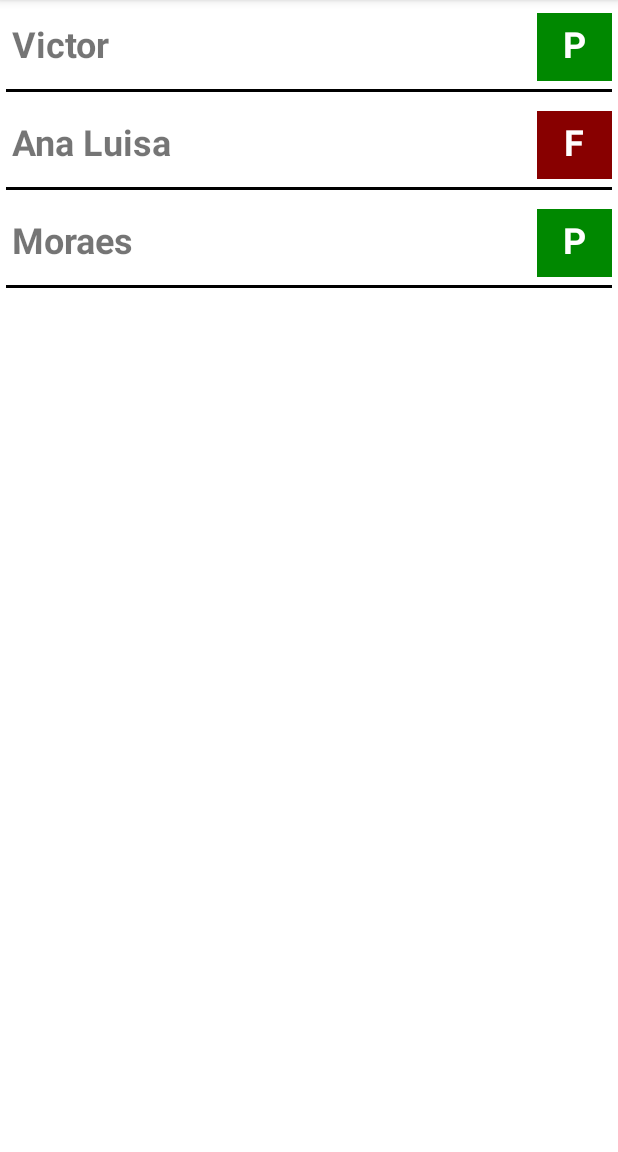
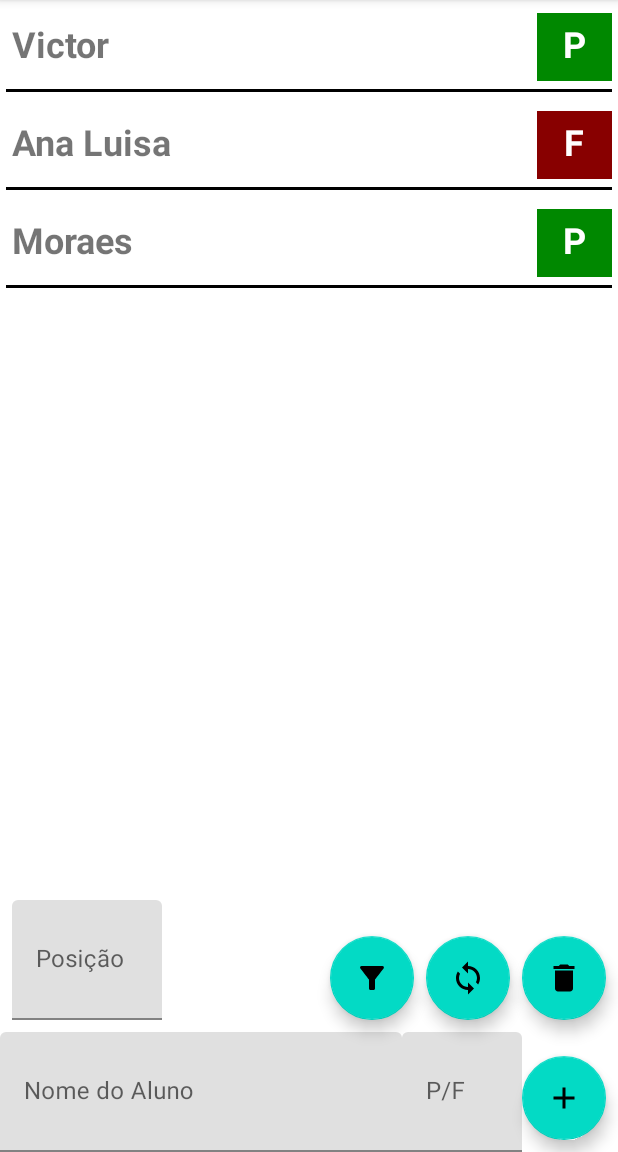
Before and after one commit to VicktorMS/RecycleView_Exemple, an Android app: the screen it shows after launch (MainActivity), on a phone screen of 412 x 824 dp, the part 84-1236 px from its top. Run offline under Robolectric (Android 15) with nearby library versions, the phone set to English and light mode, and no system bars.

Commit message:
CRUD Realizado

```diff
--- a/app/src/main/java/br/pro/moraes/myapplication/MainActivity.kt
+++ b/app/src/main/java/br/pro/moraes/myapplication/MainActivity.kt
@@ -10,6 +10,7 @@ import br.pro.moraes.myapplication.models.AlunoPresencaAdapter
 class MainActivity : AppCompatActivity() {
 
     private lateinit var binding: ActivityMainBinding
+    val adapter = AlunoPresencaAdapter()
     val  listaAlunosPresenca = mutableListOf<AlunoPresenca>()
 
 
@@ -23,12 +24,54 @@ class MainActivity : AppCompatActivity() {
 
     private fun setup() {
         setupRecyclerView()
+        setupClickListener()
     }
+
+    private fun setupClickListener() {
+        binding.fabAdd.setOnClickListener{
+            addtoList()
+        }
+        binding.fabDelete.setOnClickListener{
+            removeFromList()
+        }
+        binding.fabChange.setOnClickListener{
+            changePresence()
+        }
+        binding.fabFilter.setOnClickListener{
+            filtar()
+        }
+    }
+    var filtroAtivo = false
+    private fun filtar() {
+        filtroAtivo = !filtroAtivo
+        if (filtroAtivo){
+            val listaNova = listaAlunosPresenca.filter {
+                item -> item.presente == true
+            }
+            adapter.submitList(listaNova)
+            binding.rvAlunosPresenca.adapter = adapter
+        }else{
+            atualizaRecycleView()
+        }
+
+    }
+
+    private fun changePresence() {
+        val posicao = binding.inputPosicao.text.toString().toInt()
+        val presencaAtual = listaAlunosPresenca.get(posicao).presente
+        listaAlunosPresenca.get(posicao).presente = !presencaAtual
+        atualizaRecycleView()
+    }
+
+    private fun removeFromList() {
+        val posicao = binding.inputPosicao.text.toString().toInt()
+        listaAlunosPresenca.removeAt(posicao)
+        atualizaRecycleView()
+    }
+
 
     private fun setupRecyclerView() {
         setupInitialList()
-
-        val adapter = AlunoPresencaAdapter()
         binding.rvAlunosPresenca.adapter = adapter
         binding.rvAlunosPresenca.layoutManager = LinearLayoutManager(
             this, LinearLayoutManager.VERTICAL, false)
@@ -40,4 +83,15 @@ class MainActivity : AppCompatActivity() {
         listaAlunosPresenca.add(AlunoPresenca("Ana Luisa", false))
         listaAlunosPresenca.add(AlunoPresenca("Moraes", true))
     }
+
+    private fun atualizaRecycleView(){
+        adapter.submitList(listaAlunosPresenca)
+        binding.rvAlunosPresenca.adapter = adapter
+    }
+
+    fun addtoList(){
+        val nome = binding.inputNome.text.toString()
+        val presenca = binding.inputPresenca.toString() == "P"
+        listaAlunosPresenca.add( AlunoPresenca(nome, presenca))
+    }
 }
--- /dev/null
+++ b/app/src/main/res/drawable/ic_baseline_add_24.xml
@@ -0,0 +1,5 @@
+<vector android:height="24dp" android:tint="#000000"
+    android:viewportHeight="24" android:viewportWidth="24"
+    android:width="24dp" xmlns:android="http://schemas.android.com/apk/res/android">
+    <path android:fillColor="@android:color/white" android:pathData="M19,13h-6v6h-2v-6H5v-2h6V5h2v6h6v2z"/>
+</vector>
--- /dev/null
+++ b/app/src/main/res/drawable/ic_baseline_delete_24.xml
@@ -0,0 +1,5 @@
+<vector android:height="24dp" android:tint="#000000"
+    android:viewportHeight="24" android:viewportWidth="24"
+    android:width="24dp" xmlns:android="http://schemas.android.com/apk/res/android">
+    <path android:fillColor="@android:color/white" android:pathData="M6,19c0,1.1 0.9,2 2,2h8c1.1,0 2,-0.9 2,-2V7H6v12zM19,4h-3.5l-1,-1h-5l-1,1H5v2h14V4z"/>
+</vector>
--- /dev/null
+++ b/app/src/main/res/drawable/ic_baseline_filter_alt_24.xml
@@ -0,0 +1,5 @@
+<vector android:height="24dp" android:tint="#000000"
+    android:viewportHeight="24" android:viewportWidth="24"
+    android:width="24dp" xmlns:android="http://schemas.android.com/apk/res/android">
+    <path android:fillColor="@android:color/white" android:pathData="M4.25,5.61C6.27,8.2 10,13 10,13v6c0,0.55 0.45,1 1,1h2c0.55,0 1,-0.45 1,-1v-6c0,0 3.72,-4.8 5.74,-7.39C20.25,4.95 19.78,4 18.95,4H5.04C4.21,4 3.74,4.95 4.25,5.61z"/>
+</vector>
--- /dev/null
+++ b/app/src/main/res/drawable/ic_baseline_sync_24.xml
@@ -0,0 +1,5 @@
+<vector android:height="24dp" android:tint="#000000"
+    android:viewportHeight="24" android:viewportWidth="24"
+    android:width="24dp" xmlns:android="http://schemas.android.com/apk/res/android">
+    <path android:fillColor="@android:color/white" android:pathData="M12,4L12,1L8,5l4,4L12,6c3.31,0 6,2.69 6,6 0,1.01 -0.25,1.97 -0.7,2.8l1.46,1.46C19.54,15.03 20,13.57 20,12c0,-4.42 -3.58,-8 -8,-8zM12,18c-3.31,0 -6,-2.69 -6,-6 0,-1.01 0.25,-1.97 0.7,-2.8L5.24,7.74C4.46,8.97 4,10.43 4,12c0,4.42 3.58,8 8,8v3l4,-4 -4,-4v3z"/>
+</vector>
--- a/app/src/main/res/layout/activity_main.xml
+++ b/app/src/main/res/layout/activity_main.xml
@@ -9,10 +9,107 @@
     <androidx.recyclerview.widget.RecyclerView
         android:id="@+id/rv_AlunosPresenca"
         android:layout_width="match_parent"
-        android:layout_height="match_parent"
-        app:layout_constraintBottom_toBottomOf="parent"
+        android:layout_height="0dp"
+        app:layout_constraintBottom_toTopOf="@id/til_posicao"
         app:layout_constraintEnd_toEndOf="parent"
         app:layout_constraintStart_toStartOf="parent"
         app:layout_constraintTop_toTopOf="parent"
         tools:listitem="@layout/alunos_presenca_item_list" />
+
+    <com.google.android.material.textfield.TextInputLayout
+        android:id="@+id/til_posicao"
+        android:layout_width="100dp"
+        android:layout_height="80dp"
+        android:layout_margin="8dp"
+        app:layout_constraintBottom_toTopOf="@+id/linearlayout"
+        app:layout_constraintStart_toStartOf="parent">
+        <com.google.android.material.textfield.TextInputEditText
+            android:id="@+id/input_posicao"
+            android:layout_width="match_parent"
+            android:layout_height="match_parent"
+            android:hint="Posição"/>
+    </com.google.android.material.textfield.TextInputLayout>
+
+    <LinearLayout
+        android:id="@+id/linearlayout"
+        android:layout_width="0dp"
+        android:layout_height="80dp"
+        android:orientation="horizontal"
+        app:layout_constraintBottom_toBottomOf="parent"
+        app:layout_constraintEnd_toStartOf="@+id/fab_add"
+        app:layout_constraintStart_toStartOf="parent">
+
+
+        <com.google.android.material.textfield.TextInputLayout
+            android:layout_width="wrap_content"
+            android:layout_height="80dp"
+            android:layout_weight="1">
+
+            <com.google.android.material.textfield.TextInputEditText
+                android:id="@+id/input_nome"
+                android:layout_width="match_parent"
+                android:layout_height="80dp"
+                android:hint="Nome do Aluno"/>
+        </com.google.android.material.textfield.TextInputLayout>
+
+
+
+        <com.google.android.material.textfield.TextInputLayout
+            android:layout_width="80dp"
+            android:layout_height="80dp">
+
+            <com.google.android.material.textfield.TextInputEditText
+                android:id="@+id/input_presenca"
+                android:layout_width="match_parent"
+                android:layout_height="80dp"
+                android:hint="P/F"/>
+        </com.google.android.material.textfield.TextInputLayout>
+    </LinearLayout>
+
+    <com.google.android.material.floatingactionbutton.FloatingActionButton
+        android:id="@+id/fab_add"
+        android:layout_width="wrap_content"
+        android:layout_height="wrap_content"
+        android:clickable="true"
+        android:layout_margin="8dp"
+        app:layout_constraintBottom_toBottomOf="parent"
+        app:layout_constraintEnd_toEndOf="parent"
+        app:srcCompat= "@drawable/ic_baseline_add_24"/>
+
+    <com.google.android.material.floatingactionbutton.FloatingActionButton
+        android:id="@+id/fab_delete"
+        android:layout_width="wrap_content"
+        android:layout_height="wrap_content"
+        android:clickable="true"
+        android:layout_margin="8dp"
+
+        app:layout_constraintBottom_toTopOf="@id/linearlayout"
+        app:layout_constraintEnd_toEndOf="parent"
+        app:srcCompat= "@drawable/ic_baseline_delete_24"/>
+
+    <com.google.android.material.floatingactionbutton.FloatingActionButton
+        android:id="@+id/fab_change"
+        android:layout_width="wrap_content"
+        android:layout_height="wrap_content"
+        android:clickable="true"
+        android:layout_margin="8dp"
+
+        app:layout_constraintBottom_toTopOf="@id/linearlayout"
+        app:layout_constraintEnd_toStartOf="@id/fab_delete"
+        app:srcCompat= "@drawable/ic_baseline_sync_24"/>
+
+    <com.google.android.material.floatingactionbutton.FloatingActionButton
+        android:id="@+id/fab_filter"
+        android:layout_width="wrap_content"
+        android:layout_height="wrap_content"
+        android:clickable="true"
+        android:layout_margin="8dp"
+
+        app:layout_constraintBottom_toTopOf="@id/linearlayout"
+        app:layout_constraintEnd_toStartOf="@id/fab_change"
+        app:srcCompat= "@drawable/ic_baseline_filter_alt_24"/>
+
+
+
+
 </androidx.constraintlayout.widget.ConstraintLayout>
```
